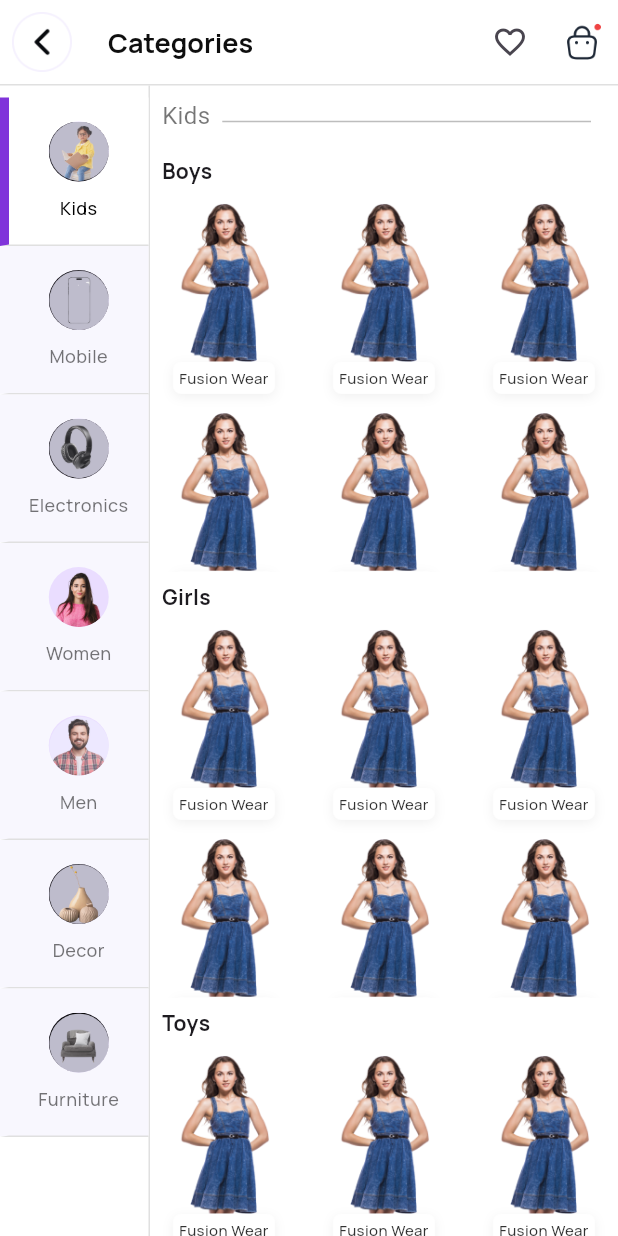
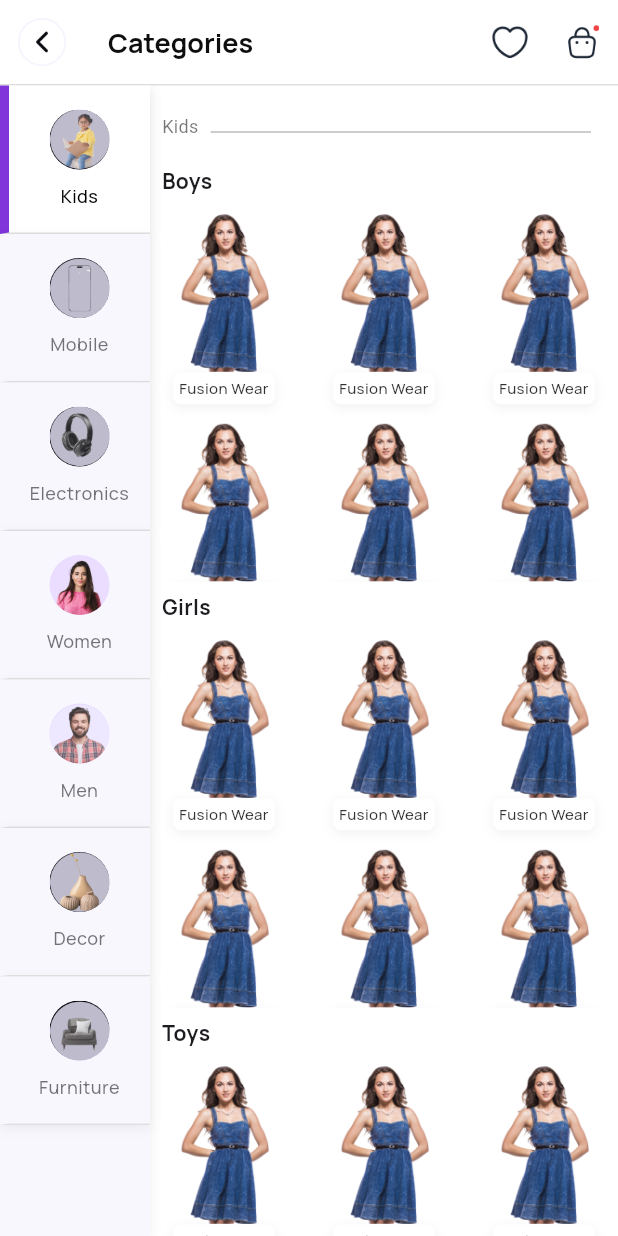
Before and after one commit to jnvshubham7/Category-Selector, a Flutter app: the screen it shows after launch, on a phone screen of 412 x 824 dp. Run offline on Flutter 3.47's test engine with Material 3 defaults, Android fonts, the phone set to English and light mode, and no system bars.

Commit message:
Refactor icon sizes and add shadows

```diff
--- a/lib/main.dart
+++ b/lib/main.dart
@@ -77,7 +77,7 @@ class _CategorySelectorState extends State<CategorySelector> {
         leading: Container(
           // margin: const EdgeInsets.only(left: 10.0),
           child: IconButton(
-            icon: Image.asset('assets/back.png', width: 40, height: 40),
+            icon: Image.asset('assets/back.png', width: 32, height: 32),
             onPressed: () {},
             // splashRadius: 10,
             tooltip: 'Go back',
@@ -95,11 +95,11 @@ class _CategorySelectorState extends State<CategorySelector> {
         ),
         actions: [
           IconButton(
-            icon: Icon(Icons.favorite_outline_sharp),
+            icon: Image.asset('assets/love.png', width: 24, height: 24),
             onPressed: () {},
           ),
           IconButton(
-            icon: Image.asset('assets/cart.png', width: 26, height: 26),
+            icon: Image.asset('assets/cart.png', width: 24, height: 24),
             onPressed: () {},
           ),
         ],
@@ -114,12 +114,23 @@ class _CategorySelectorState extends State<CategorySelector> {
             child: Row(
               children: [
                 Container(
-                  padding: EdgeInsets.symmetric(vertical: 8.0),
+                  // padding: EdgeInsets.symmetric(vertical: 8.0),
                   width: 100,
                   decoration: BoxDecoration(
-                    border: Border(
-                      right: BorderSide(color: Colors.grey[300]!, width: 1),
-                    ),
+                    color: Color(0xFFF8F7FE),
+
+                    // add shsow in right side
+                    boxShadow: [
+                      BoxShadow(
+                        color: Colors.black.withOpacity(0.06),
+                        blurRadius: 6.0,
+                        offset: Offset(0, 2),
+                      ),
+                    ],
+
+                    // border: Border(
+                    //   right: BorderSide(color: Colors.grey[300]!, width: 1),
+                    // ),
                   ),
                   child: ScrollConfiguration(
                     behavior: ScrollConfiguration.of(context).copyWith(
@@ -154,6 +165,15 @@ class _CategorySelectorState extends State<CategorySelector> {
                                   width: 1,
                                 ),
                               ),
+
+                              // add shadow right side
+                              boxShadow: [
+                                BoxShadow(
+                                  color: Colors.black.withOpacity(0.06),
+                                  blurRadius: 6.0,
+                                  offset: Offset(0, 2),
+                                ),
+                              ],
                             ),
                             padding: EdgeInsets.symmetric(
                                 vertical: 16, horizontal: 8),
@@ -198,14 +218,15 @@ class _CategorySelectorState extends State<CategorySelector> {
                     child: ListView(
                       children: [
                         Padding(
-                          padding: const EdgeInsets.all(8.0),
+                          //
+                          padding: const EdgeInsets.fromLTRB(8, 15, 8, 8),
                           child: Row(
                             children: [
                               Text(
                                 categorizedItems[_selectedCategoryIndex]
                                     ["category"],
                                 style: TextStyle(
-                                  fontSize: 16,
+                                  fontSize: 12,
                                   color: Colors.black54,
                                 ),
                               ),
```
Also changed, not shown: assets/love.png.
